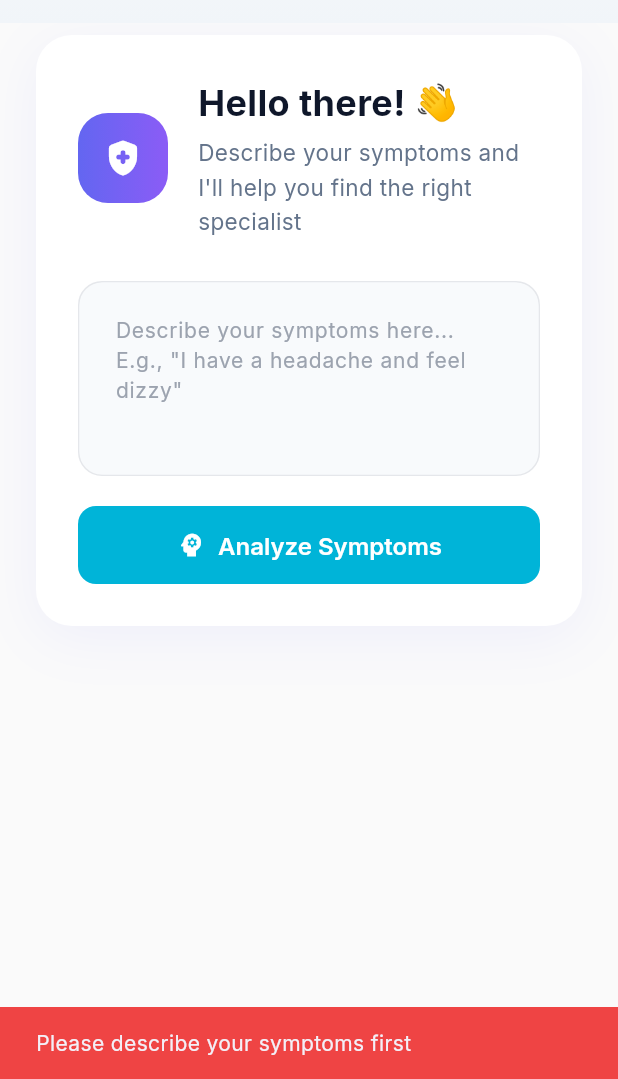
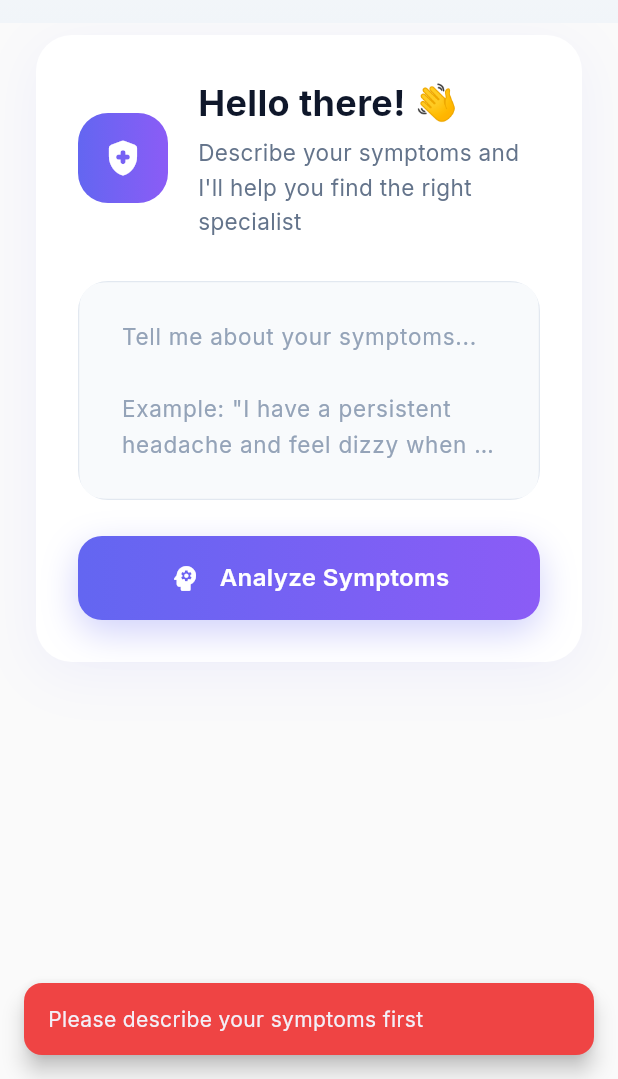
Before and after one commit to Atharva-Werulkar/ai-health-finder, a Flutter app: the screen it shows after launch, after a tap on "Analyze Symptoms", on a phone screen of 412 x 824 dp, the part 157-1236 px from its top. Run offline on Flutter 3.47's test engine with Material 3 defaults, Android fonts, the phone set to English and light mode, and no system bars; our stand-ins replace flutter_dotenv, flutter_markdown, flutter_spinkit, geolocator, google_fonts, google_generative_ai and 1 more.

Commit message:
Enhance error handling for API key loading; refactor UI components for improved styling and layout

```diff
--- a/lib/home_page.dart
+++ b/lib/home_page.dart
@@ -24,8 +24,8 @@ class HomePage extends StatefulWidget {
 
 class _HomePageState extends State<HomePage> {
   // Initialize the GenerativeModel and ChatSession
-  late final GenerativeModel _model;
-  late final ChatSession _chat;
+  GenerativeModel? _model;
+  ChatSession? _chat;
 
   // Initialize the TextEditingController
   final TextEditingController _controller = TextEditingController();
@@ -37,17 +37,24 @@ class _HomePageState extends State<HomePage> {
   // Initialize the loading variable and the list of messages
   bool _loading = false;
   final List<MessageWidget> _messages = [];
-
   @override
   void initState() {
     super.initState();
 
-    // Initialize the GenerativeModel with the API key
+    // Check if API keys are loaded
+    if (!areApiKeysLoaded) {
+      log('Warning: API keys not properly loaded from .env file');
+    } // Initialize the GenerativeModel with the API key
+    if (geminiApiKey.isNotEmpty) {
       _model = GenerativeModel(
         model: 'gemini-2.0-flash',
         apiKey: geminiApiKey,
       );
-    _chat = _model.startChat();
+      _chat = _model?.startChat();
+      log('Chat started successfully with Gemini model');
+    } else {
+      log('Error: Gemini API key not available');
+    }
 
     log('Chat started successfully. $_model');
 
@@ -199,91 +206,118 @@ class _HomePageState extends State<HomePage> {
                           ],
                         ),
 
-                        const SizedBox(height: 28),
-
-                        // Modern Text Input
+                        const SizedBox(height: 28), // Enhanced Text Input
                         Container(
                           decoration: BoxDecoration(
-                            color: const Color(0xFFF8FAFB),
-                            borderRadius: BorderRadius.circular(16),
+                            color: const Color(0xFFF8FAFC),
+                            borderRadius: BorderRadius.circular(20),
                             border: Border.all(
-                              color: const Color(0xFFE5E7EB),
+                              color: const Color(0xFFE2E8F0),
                               width: 1,
                             ),
                           ),
                           child: TextField(
                             controller: _controller,
                             maxLines: 4,
-                            decoration: const InputDecoration(
+                            style: GoogleFonts.inter(
+                              fontSize: 16,
+                              color: const Color(0xFF0F172A),
+                              height: 1.5,
+                            ),
+                            decoration: InputDecoration(
                               hintText:
-                                  'Describe your symptoms here...\nE.g., "I have a headache and feel dizzy"',
-                              hintStyle: TextStyle(
-                                color: Color(0xFF9CA3AF),
-                                fontSize: 14,
-                                height: 1.4,
+                                  'Tell me about your symptoms...\n\nExample: "I have a persistent headache and feel dizzy when I stand up"',
+                              hintStyle: GoogleFonts.inter(
+                                color: const Color(0xFF94A3B8),
+                                fontSize: 15,
+                                height: 1.6,
                               ),
                               border: InputBorder.none,
-                              contentPadding: EdgeInsets.all(20),
-                            ),
-                            style: const TextStyle(
-                              fontSize: 16,
-                              color: Color(0xFF1A1A1A),
-                              height: 1.4,
+                              contentPadding: const EdgeInsets.all(24),
                             ),
                           ),
                         ),
-                        const SizedBox(height: 20),
+                        const SizedBox(height: 24),
 
-                        // Modern Action Button
-                        SizedBox(
+                        // Enhanced Action Button
+                        Container(
                           width: double.infinity,
-                          child: ElevatedButton(
-                            onPressed: () async {
-                              if (_controller.text.isEmpty) {
-                                ScaffoldMessenger.of(context).showSnackBar(
-                                  const SnackBar(
-                                    content: Text(
-                                        'Please describe your symptoms first'),
-                                    backgroundColor: Color(0xFFEF4444),
+                          height: 56,
+                          decoration: BoxDecoration(
+                            borderRadius: BorderRadius.circular(16),
+                            gradient: _loading
+                                ? const LinearGradient(
+                                    colors: [
+                                      Color(0xFFCBD5E1),
+                                      Color(0xFF94A3B8)
+                                    ],
+                                  )
+                                : const LinearGradient(
+                                    colors: [
+                                      Color(0xFF6366F1),
+                                      Color(0xFF8B5CF6)
+                                    ],
                                   ),
-                                );
+                            boxShadow: _loading
+                                ? []
+                                : [
+                                    BoxShadow(
+                                      color: const Color(0xFF6366F1)
+                                          .withOpacity(0.3),
+                                      blurRadius: 20,
+                                      offset: const Offset(0, 8),
+                                    ),
+                                  ],
+                          ),
+                          child: Material(
+                            color: Colors.transparent,
+                            child: InkWell(
+                              borderRadius: BorderRadius.circular(16),
+                              onTap: _loading
+                                  ? null
+                                  : () async {
+                                      if (_controller.text.trim().isEmpty) {
+                                        _showErrorSnackBar(
+                                            'Please describe your symptoms first');
                                         return;
                                       }
-                              await _sendChatMessage("${_controller.text} "
+                                      await _sendChatMessage(
+                                          "${_controller.text} "
                                           " What is the medical specialist of the doctor? give one word answer");
                                     },
-                            style: ElevatedButton.styleFrom(
-                              backgroundColor: const Color(0xFF00B4D8),
-                              foregroundColor: Colors.white,
-                              elevation: 0,
-                              padding: const EdgeInsets.symmetric(vertical: 16),
-                              shape: RoundedRectangleBorder(
-                                borderRadius: BorderRadius.circular(12),
-                              ),
-                            ),
+                              child: Center(
                                 child: _loading
                                     ? const SizedBox(
-                                    height: 20,
-                                    width: 20,
+                                        height: 24,
+                                        width: 24,
                                         child: CircularProgressIndicator(
-                                      strokeWidth: 2,
-                                      valueColor: AlwaysStoppedAnimation<Color>(
+                                          strokeWidth: 2.5,
+                                          valueColor:
+                                              AlwaysStoppedAnimation<Color>(
                                                   Colors.white),
                                         ),
                                       )
-                                : const Row(
-                                    mainAxisAlignment: MainAxisAlignment.center,
+                                    : Row(
+                                        mainAxisAlignment:
+                                            MainAxisAlignment.center,
                                         children: [
-                                      Icon(Icons.psychology, size: 20),
-                                      SizedBox(width: 8),
+                                          const Icon(
+                                            Icons.psychology_rounded,
+                                            color: Colors.white,
+                                            size: 22,
+                                          ),
+                                          const SizedBox(width: 12),
                                           Text(
                                             'Analyze Symptoms',
-                                        style: TextStyle(
+                                            style: GoogleFonts.inter(
+                                              color: Colors.white,
                                               fontSize: 16,
                                               fontWeight: FontWeight.w600,
                                             ),
                                           ),
                                         ],
+                                      ),
+                              ),
                             ),
                           ),
                         ),
@@ -467,7 +501,8 @@ class _HomePageState extends State<HomePage> {
   }
 
   String getChatHistory() {
-    return _chat.history.map((content) {
+    if (_chat == null) return '';
+    return _chat!.history.map((content) {
       return content.parts
           .whereType<TextPart>()
           .map<String>((e) => e.text)
@@ -476,12 +511,18 @@ class _HomePageState extends State<HomePage> {
   }
 
   Future<void> _sendChatMessage(String message) async {
+    if (_chat == null) {
+      _showErrorSnackBar(
+          'AI service is not available. Please check your API configuration.');
+      return;
+    }
+
     setState(() {
       _loading = true;
     });
 
     try {
-      var response = await _chat.sendMessage(
+      var response = await _chat!.sendMessage(
         Content.text(message),
       );
 
--- a/lib/main.dart
+++ b/lib/main.dart
@@ -1,3 +1,5 @@
+import 'dart:developer';
+
 import 'package:flutter/material.dart';
 import 'package:flutter_dotenv/flutter_dotenv.dart';
 import 'package:google_fonts/google_fonts.dart';
@@ -7,8 +9,16 @@ void main() async {
   // Ensure Flutter is initialized
   WidgetsFlutterBinding.ensureInitialized();
 
-  // Load environment variables
-  await dotenv.load(fileName: ".env");
+  // Load environment variables with comprehensive error handling
+  try {
+    await dotenv.load();
+    log('Environment variables loaded successfully');
+  } catch (e) {
+    log('Warning: Could not load .env file: $e');
+    log('The app will continue without environment variables');
+    // Initialize dotenv with empty environment
+    dotenv.testLoad(fileInput: '');
+  }
 
   runApp(const MyApp());
 }
--- a/lib/utils/constants.dart
+++ b/lib/utils/constants.dart
@@ -1,4 +1,36 @@
+import 'dart:developer';
+
 import 'package:flutter_dotenv/flutter_dotenv.dart';
 
-String get geminiApiKey => dotenv.env['GEMINI_API_KEY'] ?? '';
-String get mapApiKey => dotenv.env['MAP_API_KEY'] ?? '';
+String get geminiApiKey {
+  try {
+    final key = dotenv.env['GEMINI_API_KEY'];
+    if (key == null || key.isEmpty) {
+      log('Warning: GEMINI_API_KEY not found in .env file');
+      return '';
+    }
+    return key;
+  } catch (e) {
+    log('Error accessing GEMINI_API_KEY: $e');
+    return '';
+  }
+}
+
+String get mapApiKey {
+  try {
+    final key = dotenv.env['MAP_API_KEY'];
+    if (key == null || key.isEmpty) {
+      log('Warning: MAP_API_KEY not found in .env file');
+      return '';
+    }
+    return key;
+  } catch (e) {
+    log('Error accessing MAP_API_KEY: $e');
+    return '';
+  }
+}
+
+// Helper function to check if API keys are properly loaded
+bool get areApiKeysLoaded {
+  return geminiApiKey.isNotEmpty && mapApiKey.isNotEmpty;
+}
--- a/pubspec.yaml
+++ b/pubspec.yaml
@@ -68,8 +68,8 @@ flutter:
 
   # The following line ensures that the Material Icons font is
   # included with your application, so that you can use the icons in
-  # the material Icons class.
-  uses-material-design: true
+  # the material Icons class.  uses-material-design: true
+
   # To add assets to your application, add an assets section, like this:
   assets:
     - .env
```
Also changed, not shown: lib/widgets/doctor_card.dart (+53 -35 lines), lib/widgets/messagecard.dart (+5 -8 lines). Lines whose indentation alone changed are shown as unchanged.
